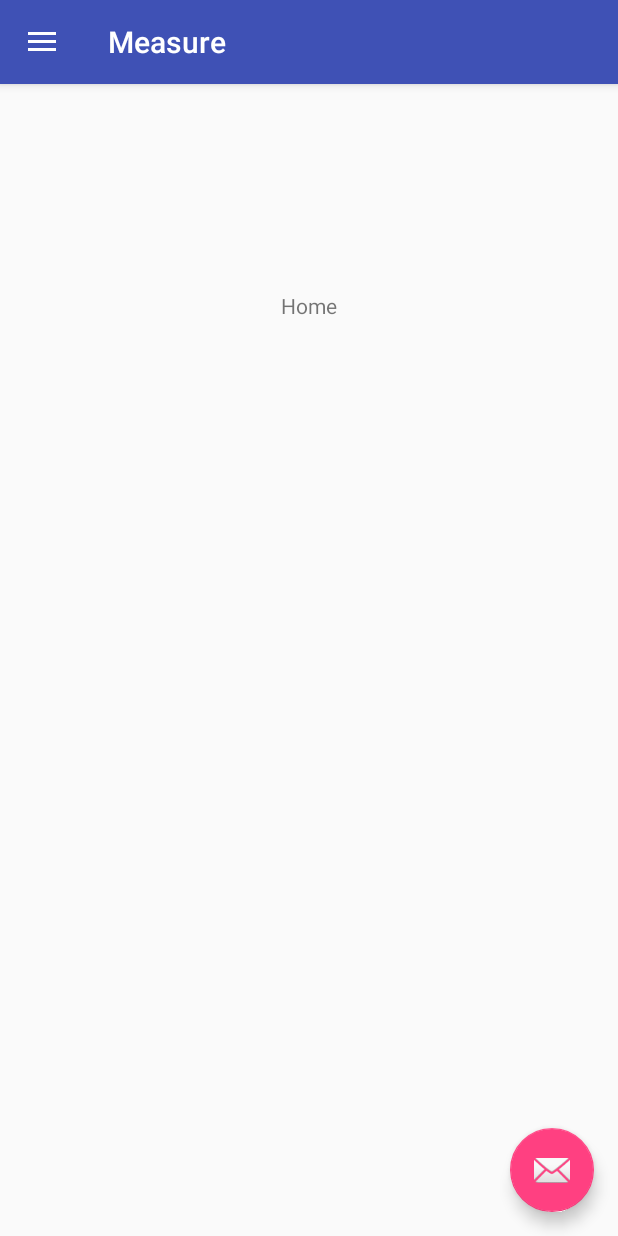
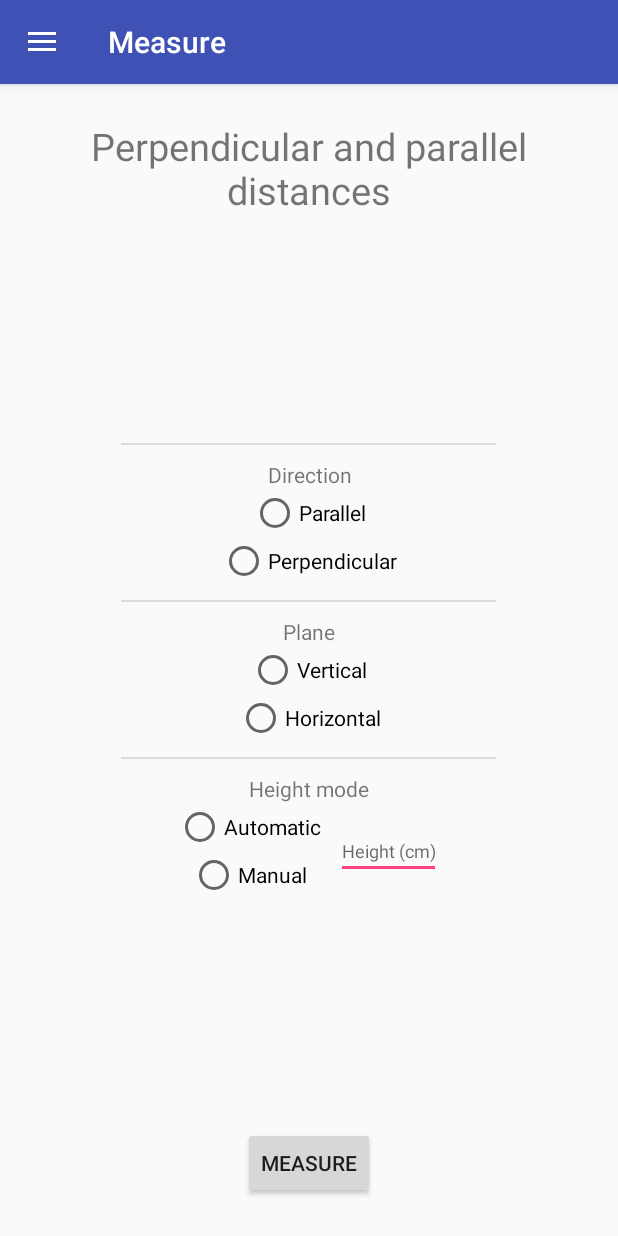
Before and after one commit to albertcanales/measure, an Android app: the screen it shows after launch (MainActivity), in the side drawer, after a tap on "Area", on a phone screen of 412 x 824 dp. Run offline under Robolectric (Android 15) with nearby library versions, the phone set to English and light mode, and no system bars; 1 statement that could not run was skipped.

Commit message:
DistanceParameters created and SImpleLine and FAB removed

```diff
--- a/app/src/main/java/com/example/albert/measure/activities/MainActivity.java
+++ b/app/src/main/java/com/example/albert/measure/activities/MainActivity.java
@@ -13,6 +13,7 @@ import android.support.v7.widget.Toolbar;
 import android.view.MenuItem;
 
 import com.example.albert.measure.R;
+import com.example.albert.measure.fragments.DistanceParamentersFragment;
 import com.example.albert.measure.fragments.HomeFragment;
 import com.example.albert.measure.fragments.SensorTestFragment;
 
@@ -63,6 +64,8 @@ public class MainActivity extends AppCompatActivity
 
         if (id == R.id.nav_distance) {
             startActivity(new Intent(this, DistanceActivity.class));
+        } else if (id == R.id.nav_area) {
+            fragment = new DistanceParamentersFragment();
         } else if (id == R.id.nav_test_sensors) {
             fragment = new SensorTestFragment();
         }
--- /dev/null
+++ b/app/src/main/java/com/example/albert/measure/fragments/DistanceParamentersFragment.java
@@ -0,0 +1,98 @@
+package com.example.albert.measure.fragments;
+
+import android.content.Context;
+import android.os.Bundle;
+import android.support.annotation.NonNull;
+import android.support.annotation.Nullable;
+import android.support.v4.app.Fragment;
+import android.view.LayoutInflater;
+import android.view.View;
+import android.view.ViewGroup;
+import android.widget.Button;
+import android.widget.EditText;
+import android.widget.RadioGroup;
+
+import com.example.albert.measure.R;
+
+public class DistanceParamentersFragment extends Fragment implements View.OnClickListener {
+
+    private View screen;
+    private Context context;
+    private Button btMeasure;
+    private RadioGroup rgDirection;
+    private RadioGroup rgOrientation;
+    private RadioGroup rgHeightMode;
+    private EditText etHeight;
+
+
+    public enum Directions { PARALLEL, PERPENDICULAR }
+    public enum Plane { VERTICAL, HORIZONTAL }
+    public enum HeightMode { MANUAL, AUTOMATIC }
+
+    private Directions direction;
+    private Plane plane;
+    private HeightMode heightMode;
+    private float userHeight;
+
+
+    @Nullable
+    @Override
+    public View onCreateView(@NonNull LayoutInflater inflater, @Nullable ViewGroup container, @Nullable Bundle savedInstanceState) {
+        return inflater.inflate(R.layout.distance_parameters, container, false);
+    }
+
+    @Override
+    public void onViewCreated(@NonNull View view, @Nullable Bundle savedInstanceState) {
+        super.onViewCreated(view, savedInstanceState);
+        screen = getView();
+        context = getActivity();
+        btMeasure = screen.findViewById(R.id.btMeasure);
+        rgDirection = screen.findViewById(R.id.rgDirection);
+        rgOrientation = screen.findViewById(R.id.rgOrientation);
+        rgHeightMode = screen.findViewById(R.id.rgHeightMode);
+        etHeight = screen.findViewById(R.id.etHeight);
+
+        btMeasure.setOnClickListener(this);
+    }
+
+
+    @Override
+    public void onClick(View view) {
+        getParameters();
+    }
+
+    private void getParameters() {
+        if (rgDirection.getCheckedRadioButtonId() == R.id.rbParallel)
+            direction = Directions.PARALLEL;
+        else
+            direction = Directions.PERPENDICULAR;
+
+        if (rgOrientation.getCheckedRadioButtonId() == R.id.rbVertical)
+            plane = Plane.VERTICAL;
+        else
+            plane = Plane.HORIZONTAL;
+
+        if (rgHeightMode.getCheckedRadioButtonId() == R.id.rbAutomatic)
+            heightMode = HeightMode.AUTOMATIC;
+        else
+            heightMode = HeightMode.MANUAL;
+
+        userHeight = Float.parseFloat(etHeight.getText().toString());
+    }
+
+    public Directions getDirection() {
+        return direction;
+    }
+
+    public Plane getPlane() {
+        return plane;
+    }
+
+    public HeightMode getHeightMode() {
+        return heightMode;
+    }
+
+    public float getUserHeight() {
+        return userHeight;
+    }
+}
--- a/app/src/main/res/layout/app_bar_main.xml
+++ b/app/src/main/res/layout/app_bar_main.xml
@@ -22,12 +22,4 @@
 
     <include layout="@layout/content_main" />
 
-    <android.support.design.widget.FloatingActionButton
-        android:id="@+id/fab"
-        android:layout_width="wrap_content"
-        android:layout_height="wrap_content"
-        android:layout_gravity="bottom|end"
-        android:layout_margin="@dimen/fab_margin"
-        app:srcCompat="@android:drawable/ic_dialog_email" />
-
 </android.support.design.widget.CoordinatorLayout>
--- /dev/null
+++ b/app/src/main/res/layout/distance_parameters.xml
@@ -0,0 +1,164 @@
+<?xml version="1.0" encoding="utf-8"?>
+<LinearLayout xmlns:android="http://schemas.android.com/apk/res/android"
+    android:layout_width="match_parent"
+    android:layout_height="match_parent"
+    android:gravity="center"
+    android:orientation="vertical"
+    android:padding="12dp">
+
+    <LinearLayout
+        android:layout_width="match_parent"
+        android:layout_height="wrap_content"
+        android:layout_weight="1"
+        android:gravity="center">
+
+        <TextView
+            android:layout_width="match_parent"
+            android:layout_height="wrap_content"
+            android:layout_marginHorizontal="40dp"
+            android:gravity="center"
+            android:text="Perpendicular and parallel distances"
+            android:textSize="25dp" />
+    </LinearLayout>
+
+    <LinearLayout
+        android:layout_width="match_parent"
+        android:layout_height="wrap_content"
+        android:layout_weight="11"
+        android:gravity="center"
+        android:orientation="vertical">
+
+        <View
+            android:layout_width="250dp"
+            android:layout_height="1dp"
+            android:layout_marginBottom="10dp"
+            android:background="?android:attr/listDivider" />
+
+        <TextView
+            android:layout_width="match_parent"
+            android:layout_height="wrap_content"
+            android:gravity="center"
+            android:text="Direction" />
+
+        <RadioGroup
+            android:id="@+id/rgDirection"
+            android:layout_width="match_parent"
+            android:layout_height="wrap_content"
+            android:gravity="center">
+
+            <RadioButton
+                android:id="@+id/rbParallel"
+                android:layout_width="wrap_content"
+                android:layout_height="wrap_content"
+                android:text="Parallel" />
+
+            <RadioButton
+                android:id="@+id/rbPerpendicular"
+                android:layout_width="wrap_content"
+                android:layout_height="wrap_content"
+                android:text="Perpendicular" />
+
+        </RadioGroup>
+
+        <View
+            android:layout_width="250dp"
+            android:layout_height="1dp"
+            android:layout_marginVertical="10dp"
+            android:background="?android:attr/listDivider" />
+
+        <TextView
+            android:layout_width="match_parent"
+            android:layout_height="wrap_content"
+            android:gravity="center"
+            android:text="Plane" />
+
+        <RadioGroup
+            android:id="@+id/rgOrientation"
+            android:layout_width="match_parent"
+            android:layout_height="wrap_content"
+            android:gravity="center">
+
+            <RadioButton
+                android:id="@+id/rbVertical"
+                android:layout_width="wrap_content"
+                android:layout_height="wrap_content"
+                android:text="Vertical" />
+
+            <RadioButton
+                android:id="@+id/rbHorizontal"
+                android:layout_width="wrap_content"
+                android:layout_height="wrap_content"
+                android:text="Horizontal" />
+
+        </RadioGroup>
+
+        <View
+            android:layout_width="250dp"
+            android:layout_height="1dp"
+            android:layout_marginVertical="10dp"
+            android:background="?android:attr/listDivider" />
+
+        <TextView
+            android:layout_width="match_parent"
+            android:layout_height="wrap_content"
+            android:gravity="center"
+            android:text="Height mode" />
+
+        <LinearLayout
+            android:layout_width="wrap_content"
+            android:layout_height="wrap_content"
+            android:gravity="center"
+            android:orientation="horizontal">
+
+        <RadioGroup
+            android:id="@+id/rgHeightMode"
+            android:layout_width="match_parent"
+            android:layout_height="wrap_content"
+            android:gravity="center">
+
+                <RadioButton
+                    android:id="@+id/rbAutomatic"
+                    android:layout_width="wrap_content"
+                    android:layout_height="wrap_content"
+                    android:text="Automatic" />
+
+                <RadioButton
+                    android:id="@+id/rbManual"
+                    android:layout_width="wrap_content"
+                    android:layout_height="wrap_content"
+                    android:text="Manual" />
+
+        </RadioGroup>
+
+            <Space
+                android:layout_width="10dp"
+                android:layout_height="wrap_content" />
+
+            <EditText
+                android:id="@+id/etHeight"
+                android:layout_width="wrap_content"
+                android:layout_height="wrap_content"
+                android:ems="5"
+                android:hint="Height (cm)"
+                android:inputType="numberDecimal"
+                android:textSize="12dp" />
+
+        </LinearLayout>
+
+    </LinearLayout>
+
+    <LinearLayout
+        android:layout_width="match_parent"
+        android:layout_height="wrap_content"
+        android:layout_weight="1"
+        android:gravity="center">
+
+        <Button
+            android:id="@+id/btMeasure"
+            android:layout_width="wrap_content"
+            android:layout_height="wrap_content"
+            android:text="Measure" />
+    </LinearLayout>
+
+
+</LinearLayout>
```
Also changed, not shown: app/src/main/java/com/example/albert/measure/fragments/SimpleLineFragment.java (deleted, +0 -59 lines), app/src/main/res/layout/simple_line.xml (deleted, +0 -57 lines).
